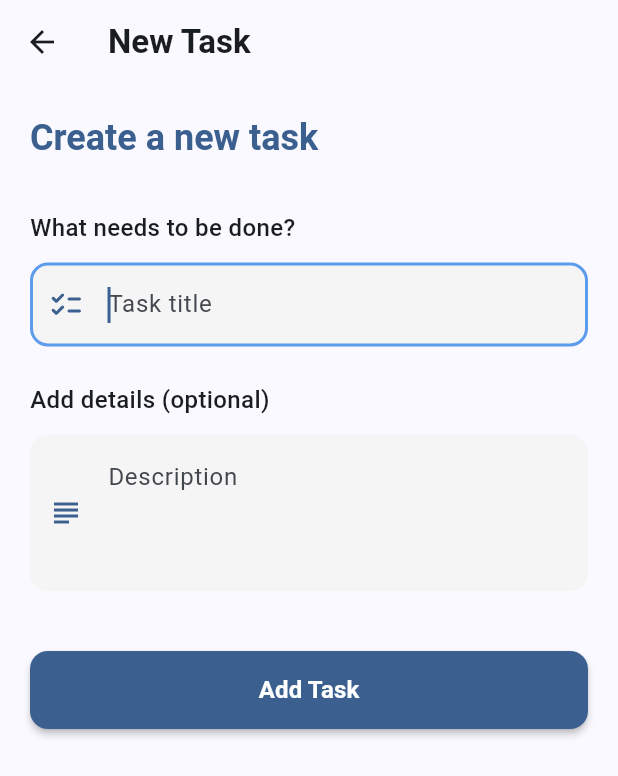
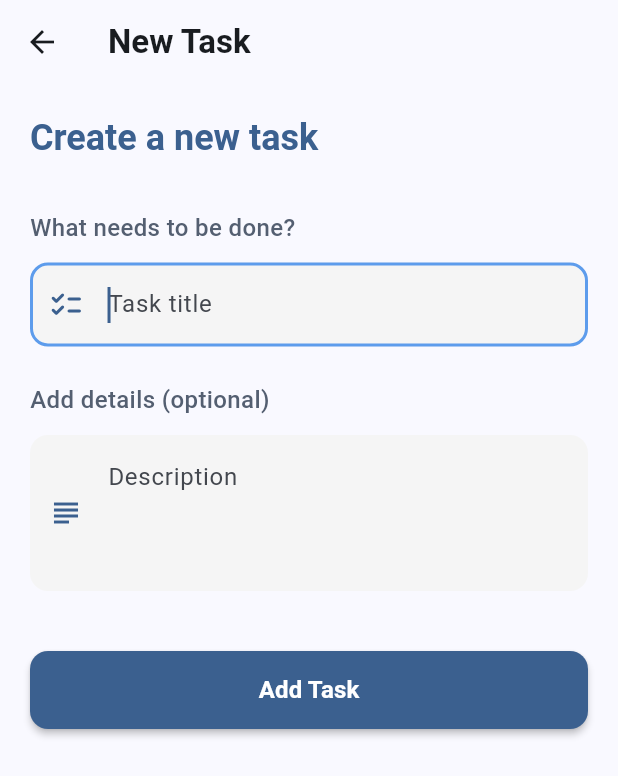
Before and after one commit to raman04-byte/todo, a Flutter app: the AddTaskScreen screen opened directly, on a phone screen of 412 x 824 dp. Shown: the top 776 px of the screen. Run offline on Flutter 3.47's test engine with Material 3 defaults, Android fonts, the phone set to English and light mode, and no system bars; our stand-ins replace shared_preferences; accounts and stored records are empty.

Commit message:
Updation in readme file

```diff
--- a/lib/screens/add_task_screen.dart
+++ b/lib/screens/add_task_screen.dart
@@ -54,9 +54,13 @@ class _AddTaskScreenState extends State<AddTaskScreen> {
                 ),
 
                 // Title field
-                const Text(
+                Text(
                   'What needs to be done?',
-                  style: TextStyle(fontSize: 16, fontWeight: FontWeight.w500),
+                  style: TextStyle(
+                    fontSize: 16,
+                    fontWeight: FontWeight.w500,
+                    color: theme.colorScheme.secondary,
+                  ),
                 ),
                 const SizedBox(height: 12),
                 TextFormField(
@@ -80,9 +84,13 @@ class _AddTaskScreenState extends State<AddTaskScreen> {
                 const SizedBox(height: 24),
 
                 // Description field
-                const Text(
+                Text(
                   'Add details (optional)',
-                  style: TextStyle(fontSize: 16, fontWeight: FontWeight.w500),
+                  style: TextStyle(
+                    fontSize: 16,
+                    fontWeight: FontWeight.w500,
+                    color: theme.colorScheme.secondary,
+                  ),
                 ),
                 const SizedBox(height: 12),
                 TextFormField(
--- a/pubspec.yaml
+++ b/pubspec.yaml
@@ -1,5 +1,5 @@
 name: todo
-description: "A new Flutter project."
+description: "A beautiful and feature-rich Todo application with dark/light theme support, task filtering, and persistent storage."
 # The following line prevents the package from being accidentally published to
 # pub.dev using `flutter pub publish`. This is preferred for private packages.
 publish_to: "none" # Remove this line if you wish to publish to pub.dev
```
Also changed, not shown: 5 other files.
